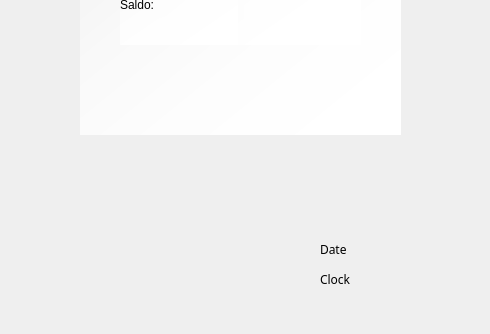
Old version of the form bank-automat/debitwindow.ui in the repository msotkasi20/pankkiautomaatti; both pictures show x 310 to 800 and y 266 to 600 of the 800 by 600 pixel window.
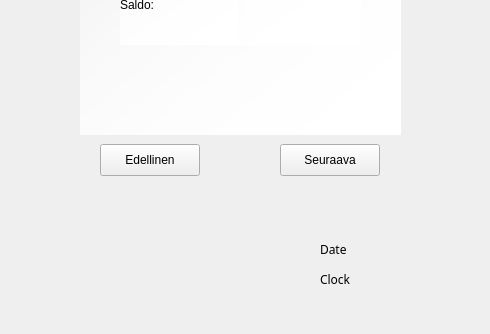
New version of the form. Icons and pictures are not drawn.

```diff
--- a/bank-automat/debitwindow.ui
+++ b/bank-automat/debitwindow.ui
@@ -236,6 +236,32 @@
     </widget>
    </widget>
   </widget>
+  <widget class="QPushButton" name="prevButton">
+   <property name="geometry">
+    <rect>
+     <x>410</x>
+     <y>410</y>
+     <width>100</width>
+     <height>32</height>
+    </rect>
+   </property>
+   <property name="text">
+    <string>Edellinen</string>
+   </property>
+  </widget>
+  <widget class="QPushButton" name="nextButton">
+   <property name="geometry">
+    <rect>
+     <x>590</x>
+     <y>410</y>
+     <width>100</width>
+     <height>32</height>
+    </rect>
+   </property>
+   <property name="text">
+    <string>Seuraava</string>
+   </property>
+  </widget>
  </widget>
  <resources/>
  <connections/>
```
